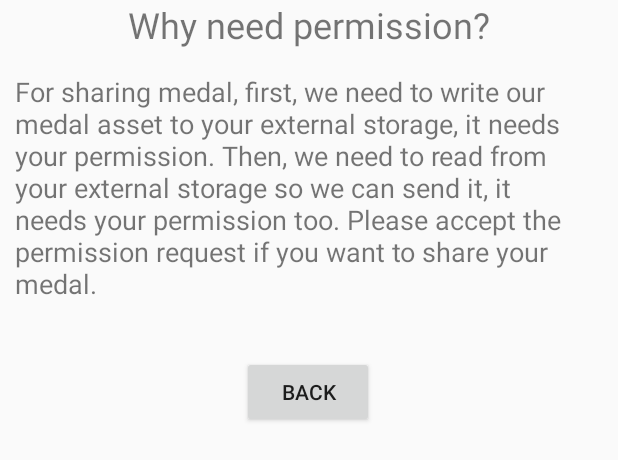
After one commit to ahmad-fauzan458/Kwiz, an Android app: the layout fragment_permission_explanation.xml on its own in the app's theme, with its tools: preview values and no code run, on a phone screen of 412 x 824 dp. The commit adds this screen. Shown: the top 460 px of the screen. Run offline under Robolectric (Android 15) with nearby library versions, the phone set to English and light mode, and no system bars.

Commit message:
Create on request permission result for share model

```diff
--- /dev/null
+++ b/app/src/main/java/id/ac/ui/cs/mobileprogramming/ahmad_fauzan_amirul_isnain/kwiz/interfaces/PermissionExplanationInterface.java
@@ -0,0 +1,5 @@
+package id.ac.ui.cs.mobileprogramming.ahmad_fauzan_amirul_isnain.kwiz.interfaces;
+
+public interface PermissionExplanationInterface {
+    void back();
+}
--- a/app/src/main/java/id/ac/ui/cs/mobileprogramming/ahmad_fauzan_amirul_isnain/kwiz/quiz/QuizContentFragment.java
+++ b/app/src/main/java/id/ac/ui/cs/mobileprogramming/ahmad_fauzan_amirul_isnain/kwiz/quiz/QuizContentFragment.java
@@ -56,7 +56,7 @@ public class QuizContentFragment extends Fragment implements QuizContentInterfac
                 && !noteViewModel.getNote().getValue().equals("")
                 && !ExternalStoragePermissions.isPermissionStorageGranted(getActivity())){
             showErrorNoPermissionToSaveNote();
-            ExternalStoragePermissions.requestStoragePermission(getActivity());
+            ExternalStoragePermissions.requestStoragePermission(this);
             return;
         }
 
--- /dev/null
+++ b/app/src/main/res/layout/fragment_permission_explanation.xml
@@ -0,0 +1,55 @@
+<?xml version="1.0" encoding="utf-8"?>
+<layout xmlns:android="http://schemas.android.com/apk/res/android"
+    xmlns:app="http://schemas.android.com/apk/res-auto"
+    xmlns:tools="http://schemas.android.com/tools">
+    <data>
+        <variable
+            name="permissionExplanationInterface"
+            type="id.ac.ui.cs.mobileprogramming.ahmad_fauzan_amirul_isnain.kwiz.interfaces.PermissionExplanationInterface" />
+    </data>
+    <androidx.constraintlayout.widget.ConstraintLayout
+        android:id="@+id/fragmentPermissionExplanation"
+        android:layout_width="match_parent"
+        android:layout_height="match_parent"
+        tools:context=".quiz.PermissionExplanationFragment">
+
+        <TextView
+            android:id="@+id/title"
+            android:layout_width="match_parent"
+            android:layout_height="wrap_content"
+            android:text="@string/why_need_permission_title"
+            android:textAlignment="center"
+            android:textSize="24sp"
+            app:layout_constraintEnd_toEndOf="parent"
+            app:layout_constraintHorizontal_bias="1.0"
+            app:layout_constraintStart_toStartOf="parent"
+            app:layout_constraintTop_toTopOf="parent" />
+
+        <TextView
+            android:id="@+id/content"
+            android:layout_width="match_parent"
+            android:layout_height="wrap_content"
+            android:layout_marginTop="16dp"
+            android:paddingStart="10sp"
+            android:paddingEnd="10sp"
+            android:text="@string/why_need_permission_content"
+            android:textAlignment="gravity"
+            android:textSize="18sp"
+            app:layout_constraintEnd_toEndOf="parent"
+            app:layout_constraintStart_toStartOf="parent"
+            app:layout_constraintTop_toBottomOf="@+id/title" />
+
+        <Button
+            android:id="@+id/back"
+            android:layout_width="wrap_content"
+            android:layout_height="wrap_content"
+            android:layout_marginTop="36dp"
+            android:onClick="@{() -> permissionExplanationInterface.back()}"
+            android:text="@string/back"
+            app:layout_constraintEnd_toEndOf="parent"
+            app:layout_constraintHorizontal_bias="0.498"
+            app:layout_constraintStart_toStartOf="parent"
+            app:layout_constraintTop_toBottomOf="@+id/content" />
+
+    </androidx.constraintlayout.widget.ConstraintLayout>
+</layout>
--- a/app/src/main/res/values/strings.xml
+++ b/app/src/main/res/values/strings.xml
@@ -46,4 +46,11 @@
     <string name="allow_storage_permission">Please allow storage permission first</string>
     <string name="write_note_permission">Storage Permission Not Granted</string>
     <string name="write_note_permission_content">Please allow storage permission or empty the note</string>
+    <string name="why_need_permission_title">Why need permission?</string>
+    <string name="why_need_permission_content">
+    For sharing medal, first, we need to write our medal asset to your external storage,
+    it needs your permission. Then, we need to read from your external
+    storage so we can send it, it needs your permission too.
+    Please accept the permission request if you want to share your medal.
+    </string>
 </resources>
```
Also changed, not shown: app/src/main/java/id/ac/ui/cs/mobileprogramming/ahmad_fauzan_amirul_isnain/kwiz/quiz/PermissionExplanationFragment.java (added, +36 -0 lines), app/src/main/java/id/ac/ui/cs/mobileprogramming/ahmad_fauzan_amirul_isnain/kwiz/quiz/QuizResultFragment.java (+28 -15 lines), app/src/main/java/id/ac/ui/cs/mobileprogramming/ahmad_fauzan_amirul_isnain/kwiz/util/ExternalStoragePermissions.java (+7 -20 lines), 1 other file.
